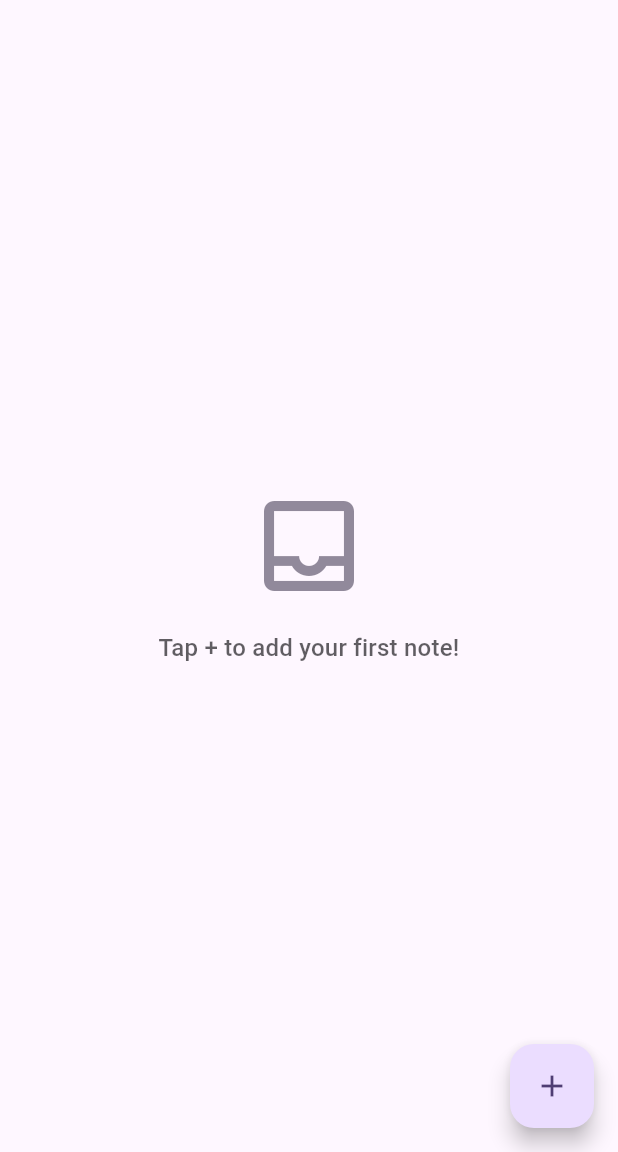
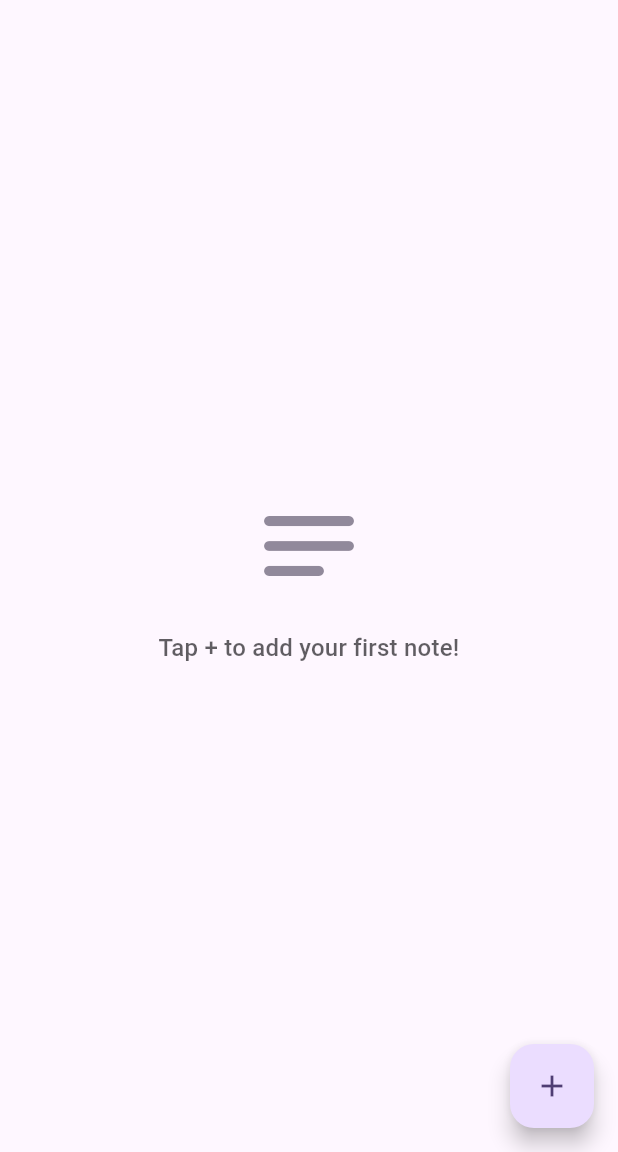
Before and after one commit to martintrollip/flutter_notes, a Flutter app: the screen it shows after launch, on a phone screen of 412 x 824 dp, the part 84-1236 px from its top. Run offline on Flutter 3.47's test engine with Material 3 defaults, Android fonts, the phone set to English and light mode, and no system bars; our stand-ins replace dartz, flutter_bloc, freezed_annotation, get_it; generated files the repository leaves out were written again; project files that could hold a hidden picture were left out.

Commit message:
feat: Presentation - Wording on list page

```diff
--- a/lib/features/notes/data/datasources/remote_datasource.dart
+++ b/lib/features/notes/data/datasources/remote_datasource.dart
@@ -38,8 +38,8 @@ abstract class RemoteDatasource {
 /// requests and instead simulates the behavior of a remote datasource by adding
 /// a delay and returning data from an in-memory store.
 ///
-/// - Delays are randomly generated between 500ms and 2500ms to simulate network
-/// latency.
+/// - Delays are randomly generated between 1000ms and 2500ms to simulate
+/// network latency.
 /// - Fails with a 10% chance to simulate server errors.
 class RemoteDatasourceImpl implements RemoteDatasource {
   RemoteDatasourceImpl({this.source = const []});
@@ -122,9 +122,9 @@ class RemoteDatasourceImpl implements RemoteDatasource {
     }
   }
 
-  // Simulate a delay between 500ms and 2500ms
+  // Simulate a delay between 1000ms and 2500ms
   Future<void> _simulateNetworkDelay() async {
-    final delay = Duration(milliseconds: 500 + _random.nextInt(1000));
+    final delay = Duration(milliseconds: 1000 + _random.nextInt(1000));
     await Future<void>.delayed(delay);
   }
 }
--- a/lib/features/notes/presentation/pages/notes_list_page.dart
+++ b/lib/features/notes/presentation/pages/notes_list_page.dart
@@ -21,22 +21,21 @@ class NotesListPage extends StatelessWidget {
               return const Center(child: CircularProgressIndicator());
             case NotesListStatus.empty:
               return const MessageDisplay(
-                icon: Icons.inbox_outlined,
+                icon: Icons.notes_rounded,
                 message: 'Tap + to add your first note!',
               );
             case NotesListStatus.failure:
               return MessageDisplay(
-                icon: Icons.error_outline,
+                icon: Icons.error_outline_rounded,
                 message: state.errorMessage ?? 'Unknown error',
               );
             case NotesListStatus.success:
-              final notes = state.notes;
-              if (notes == null || notes.isEmpty) {
-                return const MessageDisplay(
-                  icon: Icons.notes_outlined,
-                  message: 'No notes yet. Add one!',
-                );
-              }
+              final notes = state.notes ?? [];
+              assert(
+                notes.isNotEmpty,
+                'Notes should not be empty when status is success',
+              );
+
               return ListView.builder(
                 itemCount: notes.length,
                 itemBuilder: (context, index) {
```
Also changed, not shown: 1 other file.
